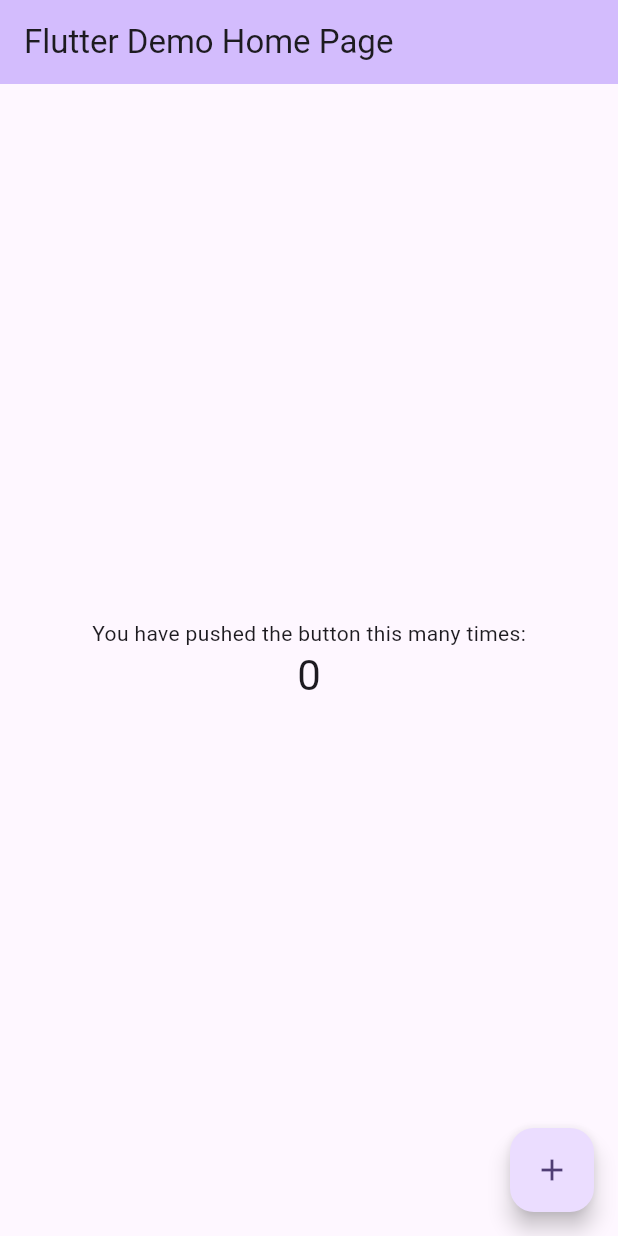
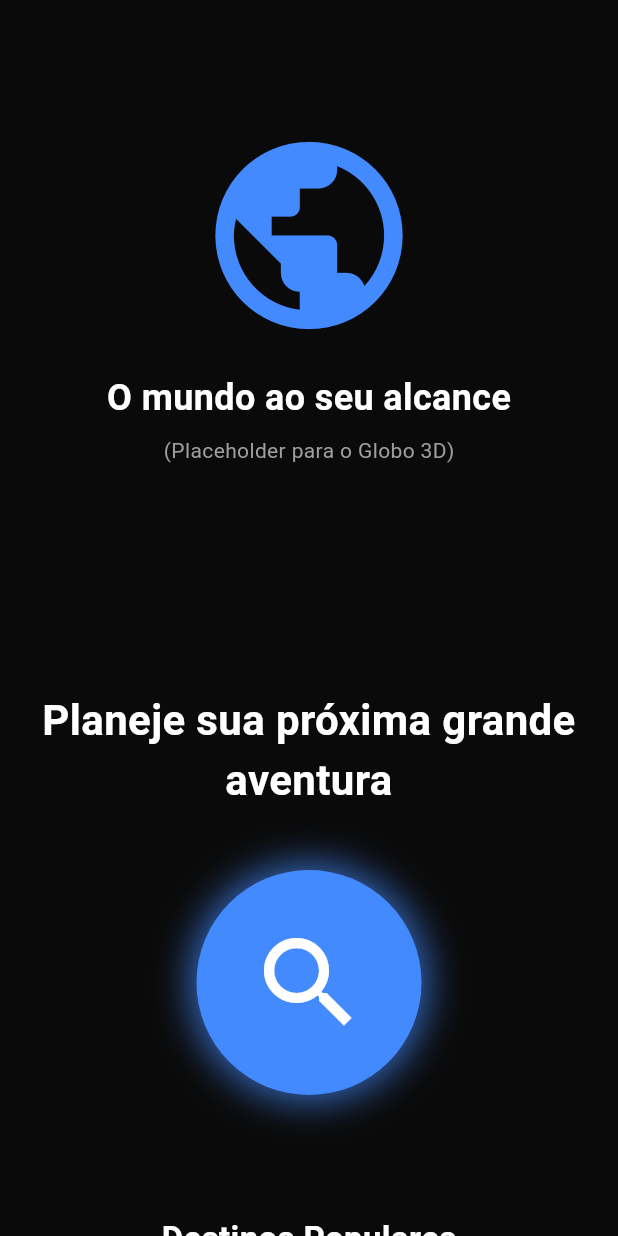
Before and after one commit to could-ai/01999bb9-4a74-7558-96c8-72b5146fe958, a Flutter app: the screen it shows after launch, on a phone screen of 412 x 824 dp. Run offline on Flutter 3.47's test engine with Material 3 defaults, Android fonts, the phone set to English and light mode, and no system bars; network calls fail.

Commit message:
O nome do projeto foi atualizado para "bom_voo" e a descrição foi modificada para refletir a identidade da plataforma de viagens, alinhando o projeto com a visão do usuário.; O arquivo principal foi completamente reestruturado para criar a página inicial do BomVoo. Removi o aplicativo de contador padrão e implementei uma interface visualmente atraente com um tema escuro, um placeholder para o globo 3D, o botão de pesquisa central estilizado com efeito neon e uma grade com destinos populares usando imagens de alta qualidade. Adicionei a navegação para a nova página de pesquisa.; Criei a nova página de busca, que é acessada pelo botão principal. Ela contém campos para destino, datas de ida/volta e um menu para selecionar o motivo da viagem. Esta página serve como a base para a futura implementação da funcionalidade de pesquisa inteligente, com um botão que, por enquanto, informa ao usuário que a busca ainda não está funcional.; O título e a descrição da página web foram atualizados para "BomVoo", garantindo que a aba do navegador e os resultados de busca exibam o nome e o propósito corretos do site, melhorando a identificação da marca.; O README foi atualizado para refletir o novo nome do projeto, "bom_voo", mantendo a documentação inicial do projeto consistente com a nova identidade.

```diff
--- a/usr/lib/main.dart
+++ b/usr/lib/main.dart
@@ -1,4 +1,5 @@
 import 'package:flutter/material.dart';
+import 'package:bom_voo/search_page.dart';
 
 void main() {
   runApp(const MyApp());
@@ -7,114 +8,195 @@ void main() {
 class MyApp extends StatelessWidget {
   const MyApp({super.key});
 
-  // This widget is the root of your application.
   @override
   Widget build(BuildContext context) {
     return MaterialApp(
-      title: 'Flutter Demo',
+      title: 'BomVoo',
       debugShowCheckedModeBanner: false,
-      theme: ThemeData(
-        // This is the theme of your application.
-        //
-        // TRY THIS: Try running your application with "flutter run". You'll see
-        // the application has a purple toolbar. Then, without quitting the app,
-        // try changing the seedColor in the colorScheme below to Colors.green
-        // and then invoke "hot reload" (save your changes or press the "hot
-        // reload" button in a Flutter-supported IDE, or press "r" if you used
-        // the command line to start the app).
-        //
-        // Notice that the counter didn't reset back to zero; the application
-        // state is not lost during the reload. To reset the state, use hot
-        // restart instead.
-        //
-        // This works for code too, not just values: Most code changes can be
-        // tested with just a hot reload.
-        colorScheme: ColorScheme.fromSeed(seedColor: Colors.deepPurple),
+      theme: ThemeData.dark().copyWith(
+        scaffoldBackgroundColor: const Color(0xFF0A0A0A),
+        colorScheme: ColorScheme.fromSeed(
+          seedColor: Colors.blueAccent,
+          brightness: Brightness.dark,
+        ),
+        textTheme: const TextTheme(
+          bodyLarge: TextStyle(color: Colors.white),
+          bodyMedium: TextStyle(color: Colors.white),
+        ),
       ),
-      home: const MyHomePage(title: 'Flutter Demo Home Page'),
+      home: const HomePage(),
     );
   }
 }
 
-class MyHomePage extends StatefulWidget {
-  const MyHomePage({super.key, required this.title});
-
-  // This widget is the home page of your application. It is stateful, meaning
-  // that it has a State object (defined below) that contains fields that affect
-  // how it looks.
-
-  // This class is the configuration for the state. It holds the values (in this
-  // case the title) provided by the parent (in this case the App widget) and
-  // used by the build method of the State. Fields in a Widget subclass are
-  // always marked "final".
-
-  final String title;
-
-  @override
-  State<MyHomePage> createState() => _MyHomePageState();
-}
-
-class _MyHomePageState extends State<MyHomePage> {
-  int _counter = 0;
-
-  void _incrementCounter() {
-    setState(() {
-      // This call to setState tells the Flutter framework that something has
-      // changed in this State, which causes it to rerun the build method below
-      // so that the display can reflect the updated values. If we changed
-      // _counter without calling setState(), then the build method would not be
-      // called again, and so nothing would appear to happen.
-      _counter++;
-    });
-  }
+class HomePage extends StatelessWidget {
+  const HomePage({super.key});
 
   @override
   Widget build(BuildContext context) {
-    // This method is rerun every time setState is called, for instance as done
-    // by the _incrementCounter method above.
-    //
-    // The Flutter framework has been optimized to make rerunning build methods
-    // fast, so that you can just rebuild anything that needs updating rather
-    // than having to individually change instances of widgets.
     return Scaffold(
-      appBar: AppBar(
-        // TRY THIS: Try changing the color here to a specific color (to
-        // Colors.amber, perhaps?) and trigger a hot reload to see the AppBar
-        // change color while the other colors stay the same.
-        backgroundColor: Theme.of(context).colorScheme.inversePrimary,
-        // Here we take the value from the MyHomePage object that was created by
-        // the App.build method, and use it to set our appbar title.
-        title: Text(widget.title),
+      body: CustomScrollView(
+        slivers: [
+          SliverAppBar(
+            expandedHeight: 400.0,
+            floating: false,
+            pinned: true,
+            backgroundColor: Colors.transparent,
+            flexibleSpace: FlexibleSpaceBar(
+              background: Container(
+                color: const Color(0xFF0A0A0A),
+                child: const Center(
+                  child: Column(
+                    mainAxisAlignment: MainAxisAlignment.center,
+                    children: [
+                      Icon(Icons.public, size: 150, color: Colors.blueAccent),
+                      SizedBox(height: 16),
+                      Text(
+                        'O mundo ao seu alcance',
+                        style: TextStyle(
+                          fontSize: 24,
+                          fontWeight: FontWeight.bold,
+                          color: Colors.white,
+                        ),
+                      ),
+                      Padding(
+                        padding: EdgeInsets.all(8.0),
+                        child: Text(
+                          '(Placeholder para o Globo 3D)',
+                          style: TextStyle(color: Colors.grey),
+                        ),
+                      ),
+                    ],
+                  ),
+                ),
+              ),
+            ),
+          ),
+          SliverToBoxAdapter(
+            child: Container(
+              padding: const EdgeInsets.all(20.0),
+              child: Column(
+                children: [
+                  const SizedBox(height: 40),
+                  const Text(
+                    'Planeje sua próxima grande aventura',
+                    style: TextStyle(
+                      fontSize: 28,
+                      fontWeight: FontWeight.bold,
+                      color: Colors.white,
+                    ),
+                    textAlign: TextAlign.center,
+                  ),
+                  const SizedBox(height: 40),
+                  GestureDetector(
+                    onTap: () {
+                      Navigator.push(
+                        context,
+                        MaterialPageRoute(builder: (context) => const SearchPage()),
+                      );
+                    },
+                    child: Container(
+                      width: 150,
+                      height: 150,
+                      decoration: BoxDecoration(
+                        shape: BoxShape.circle,
+                        color: Colors.blueAccent,
+                        boxShadow: [
+                          BoxShadow(
+                            color: Colors.blueAccent.withOpacity(0.7),
+                            spreadRadius: 5,
+                            blurRadius: 20,
+                            offset: const Offset(0, 0),
+                          ),
+                        ],
+                      ),
+                      child: const Center(
+                        child: Icon(
+                          Icons.search,
+                          size: 80,
+                          color: Colors.white,
+                        ),
+                      ),
+                    ),
+                  ),
+                  const SizedBox(height: 80),
+                  const Text(
+                    'Destinos Populares',
+                    style: TextStyle(
+                      fontSize: 22,
+                      fontWeight: FontWeight.bold,
+                      color: Colors.white,
+                    ),
+                  ),
+                  const SizedBox(height: 20),
+                ],
+              ),
+            ),
+          ),
+          SliverPadding(
+            padding: const EdgeInsets.symmetric(horizontal: 16.0),
+            sliver: SliverGrid(
+              gridDelegate: const SliverGridDelegateWithFixedCrossAxisCount(
+                crossAxisCount: 2,
+                mainAxisSpacing: 16,
+                crossAxisSpacing: 16,
+                childAspectRatio: 0.8,
+              ),
+              delegate: SliverChildBuilderDelegate(
+                (context, index) {
+                  final destinations = [
+                    {'name': 'Paris', 'image': 'https://images.unsplash.com/photo-1502602898657-3e91760c0337?ixlib=rb-4.0.3&q=85&fm=jpg&crop=entropy&cs=srgb&w=600'},
+                    {'name': 'Tóquio', 'image': 'https://images.unsplash.com/photo-1542051841857-5f90071e7989?ixlib=rb-4.0.3&q=85&fm=jpg&crop=entropy&cs=srgb&w=600'},
+                    {'name': 'Roma', 'image': 'https://images.unsplash.com/photo-1529260830199-42c24129f196?ixlib=rb-4.0.3&q=85&fm=jpg&crop=entropy&cs=srgb&w=600'},
+                    {'name': 'Nova York', 'image': 'https://images.unsplash.com/photo-1546436836-07a91091f160?ixlib=rb-4.0.3&q=85&fm=jpg&crop=entropy&cs=srgb&w=600'},
+                  ];
+                  return Card(
+                    clipBehavior: Clip.antiAlias,
+                    elevation: 5,
+                    shape: RoundedRectangleBorder(
+                      borderRadius: BorderRadius.circular(15),
+                    ),
+                    child: Stack(
+                      fit: StackFit.expand,
+                      children: [
+                        Image.network(
+                          destinations[index]['image']!,
+                          fit: BoxFit.cover,
+                        ),
+                        Container(
+                          decoration: BoxDecoration(
+                            gradient: LinearGradient(
+                              colors: [Colors.transparent, Colors.black.withOpacity(0.8)],
+                              begin: Alignment.topCenter,
+                              end: Alignment.bottomCenter,
+                            ),
+                          ),
+                        ),
+                        Positioned(
+                          bottom: 16,
+                          left: 16,
+                          child: Text(
+                            destinations[index]['name']!,
+                            style: const TextStyle(
+                              fontSize: 18,
+                              fontWeight: FontWeight.bold,
+                              color: Colors.white,
+                            ),
+                          ),
+                        ),
+                      ],
+                    ),
+                  );
+                },
+                childCount: 4,
+              ),
+            ),
+          ),
+          const SliverToBoxAdapter(
+            child: SizedBox(height: 40),
+          ),
+        ],
       ),
-      body: Center(
-        // Center is a layout widget. It takes a single child and positions it
-        // in the middle of the parent.
-        child: Column(
-          // Column is also a layout widget. It takes a list of children and
-          // arranges them vertically. By default, it sizes itself to fit its
-          // children horizontally, and tries to be as tall as its parent.
-          //
-          // Column has various properties to control how it sizes itself and
-          // how it positions its children. Here we use mainAxisAlignment to
-          // center the children vertically; the main axis here is the vertical
-          // axis because Columns are vertical (the cross axis would be
-          // horizontal).
-          //
-          // TRY THIS: Invoke "debug painting" (choose the "Toggle Debug Paint"
-          // action in the IDE, or press "p" in the console), to see the
-          // wireframe for each widget.
-          mainAxisAlignment: MainAxisAlignment.center,
-          children: <Widget>[
-            const Text('You have pushed the button this many times:'),
-            Text('$_counter', style: Theme.of(context).textTheme.headlineMedium),
-          ],
-        ),
-      ),
-      floatingActionButton: FloatingActionButton(
-        onPressed: _incrementCounter,
-        tooltip: 'Increment',
-        child: const Icon(Icons.add),
-      ), // This trailing comma makes auto-formatting nicer for build methods.
     );
   }
 }
```
Also changed, not shown: usr/lib/search_page.dart (added, +107 -0 lines), usr/pubspec.yaml (+3 -72 lines), 2 other files.
